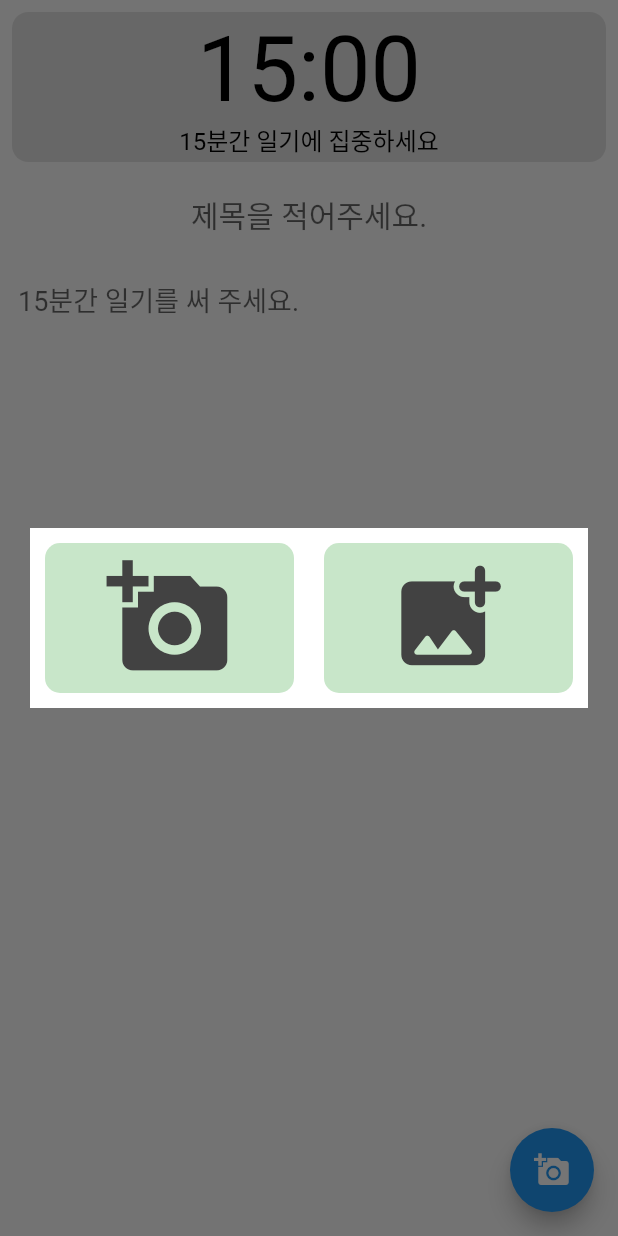
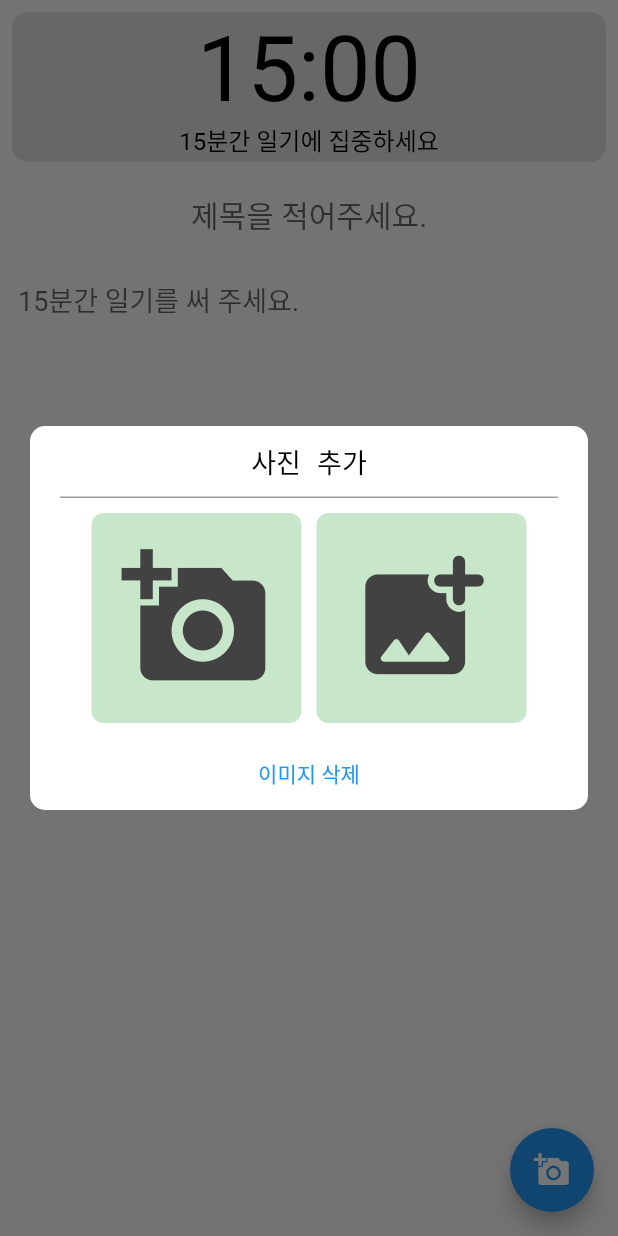
Before and after one commit to C0deWave/fifteen_minute_diary, a Flutter app: the WriteDiaryScreen screen opened by its route, after a tap on the "add a photo" icon, on a phone screen of 412 x 824 dp. Run offline on Flutter 3.47's test engine with Material 2 defaults, Android fonts, the light colour scheme and no system bars; our stand-ins replace auto_size_text, date_format, flutter_sticky_header, flutter_svg_provider, get, hive and 5 more; missing offline and left inert: cupertino_tabbar, timer_builder; accounts and stored records are empty; statements that could not run were skipped.

Commit message:
Refactor: 이미지 선택후 선택Dialog 자동으로 pop 시키기
- 이미지 선택시 자동으로 pop 구현
- 이미지 삭제 버튼 구현
- 이미지 로딩하는 동안 인디케이터 추가
--> 인디케이터 동작하는 동안 터치 봉인
- 이미지 고르지 않을경우 나타나는 에러 해결
--> 이미지파일 Nullable화
---> 이미지 파일 참조의 경우 !.으로 변경

```diff
--- a/lib/write_diary_screen/component/image_widget.dart
+++ b/lib/write_diary_screen/component/image_widget.dart
@@ -17,7 +17,7 @@ class ImageWidget extends StatelessWidget {
               decoration: BoxDecoration(
                   image: DecorationImage(
                       fit: BoxFit.fill,
-                      image: FileImage(File(controller.selectedImage.path))),
+                      image: FileImage(File(controller.selectedImage!.path))),
                   borderRadius: BorderRadius.circular(15)),
             )
           : Container();
--- a/lib/write_diary_screen/component/photo_dialog_widget.dart
+++ b/lib/write_diary_screen/component/photo_dialog_widget.dart
@@ -1,3 +1,4 @@
+import 'package:flutter/cupertino.dart';
 import 'package:flutter/material.dart';
 import 'package:get/get.dart';
 import 'package:image_picker/image_picker.dart';
@@ -15,37 +16,69 @@ class PhotoDialogWidget extends StatelessWidget {
 
   @override
   Widget build(BuildContext context) {
-    return Center(
-      child: Padding(
-        padding: const EdgeInsets.symmetric(horizontal: 20),
+    return Stack(children: [
+      Center(
+        child: SingleChildScrollView(
           child: Container(
-          color: Colors.white,
-          child: Row(
+            margin: EdgeInsets.symmetric(horizontal: 20),
+            decoration: BoxDecoration(
+                color: Colors.white, borderRadius: BorderRadius.circular(10)),
+            child: Column(
+              mainAxisSize: MainAxisSize.min,
               mainAxisAlignment: MainAxisAlignment.center,
+              crossAxisAlignment: CrossAxisAlignment.center,
               children: [
-              Expanded(
-                child: GestureDetector(
+                const Padding(
+                  padding: EdgeInsets.all(10.0),
+                  child: Text(
+                    "사진 추가",
+                    style: TextStyle(
+                        fontSize: 18,
+                        color: Colors.black,
+                        fontWeight: FontWeight.normal,
+                        decoration: TextDecoration.none),
+                  ),
+                ),
+                Container(
+                  margin: const EdgeInsets.symmetric(horizontal: 20),
+                  decoration: const BoxDecoration(
+                    border: Border(
+                      bottom: BorderSide(width: 1.0, color: Colors.grey),
+                    ),
+                  ),
+                ),
+                Row(
+                  mainAxisSize: MainAxisSize.min,
+                  mainAxisAlignment: MainAxisAlignment.center,
+                  crossAxisAlignment: CrossAxisAlignment.center,
+                  children: [
+                    GestureDetector(
                       onTap: () async {
-                    print("star");
+                        Get.find<PostController>()
+                            .changePostIndicatorState(true);
                         final XFile? photo =
                             await _picker.pickImage(source: ImageSource.camera);
+                        if (photo != null) {
                           Get.find<PostController>().updateSelectImage(photo);
-                    Get.find<PostController>().changeImageWidgetStatus(true);
+                          Get.find<PostController>()
+                              .changeImageWidgetStatus(true);
+                        }
+                        Get.find<PostController>()
+                            .changePostIndicatorState(false);
                         Get.back();
                       },
                       child: Container(
-                    margin:
-                        EdgeInsets.symmetric(horizontal: 10.0, vertical: 10),
+                        margin: EdgeInsets.fromLTRB(5, 10, 5, 10),
                         decoration: BoxDecoration(
                           color: Colors.green.shade100,
                           shape: BoxShape.rectangle,
                           borderRadius: BorderRadius.all(
-                        Radius.circular(10),
+                            Radius.circular(8),
                           ),
                         ),
-                    height: 100,
+                        height: 140,
                         child: Padding(
-                      padding: const EdgeInsets.all(8.0),
+                          padding: const EdgeInsets.all(20.0),
                           child: FittedBox(
                             child: Icon(
                               Icons.add_a_photo,
@@ -55,29 +88,33 @@ class PhotoDialogWidget extends StatelessWidget {
                         ),
                       ),
                     ),
-              ),
-              Expanded(
-                child: GestureDetector(
+                    GestureDetector(
                       onTap: () async {
-                    final XFile? image =
-                        await _picker.pickImage(source: ImageSource.gallery);
+                        Get.find<PostController>()
+                            .changePostIndicatorState(true);
+                        final XFile? image = await _picker.pickImage(
+                            source: ImageSource.gallery);
+                        if (image != null) {
                           Get.find<PostController>().updateSelectImage(image);
-                    Get.find<PostController>().changeImageWidgetStatus(true);
+                          Get.find<PostController>()
+                              .changeImageWidgetStatus(true);
+                        }
+                        Get.find<PostController>()
+                            .changePostIndicatorState(false);
                         Get.back();
                       },
                       child: Container(
-                    margin:
-                        EdgeInsets.symmetric(horizontal: 10.0, vertical: 10),
+                        margin: EdgeInsets.fromLTRB(5, 10, 5, 10),
                         decoration: BoxDecoration(
                           color: Colors.green.shade100,
                           shape: BoxShape.rectangle,
                           borderRadius: BorderRadius.all(
-                        Radius.circular(10),
+                            Radius.circular(8),
                           ),
                         ),
-                    height: 100,
+                        height: 140,
                         child: Padding(
-                      padding: const EdgeInsets.all(8.0),
+                          padding: const EdgeInsets.all(20.0),
                           child: FittedBox(
                             child: Icon(
                               Icons.add_photo_alternate_rounded,
@@ -87,11 +124,32 @@ class PhotoDialogWidget extends StatelessWidget {
                         ),
                       ),
                     ),
+                  ],
                 ),
+                TextButton(
+                    onPressed: () {
+                      print("click");
+                      Get.find<PostController>().deleteImage();
+                      Get.back();
+                    },
+                    child: Text("이미지 삭제")),
               ],
             ),
           ),
         ),
-    );
+      ),
+      GetBuilder<PostController>(builder: (_) {
+        if (_.isShowIndicator) {
+          return Container(
+              color: Color(0x00000000),
+              child: Center(
+                  child: CupertinoActivityIndicator(
+                color: Colors.black,
+              )));
+        } else {
+          return Container();
+        }
+      }),
+    ]);
   }
 }
```
Also changed, not shown: lib/controller/post_controller.dart (+18 -3 lines). Lines whose indentation alone changed are shown as unchanged.
